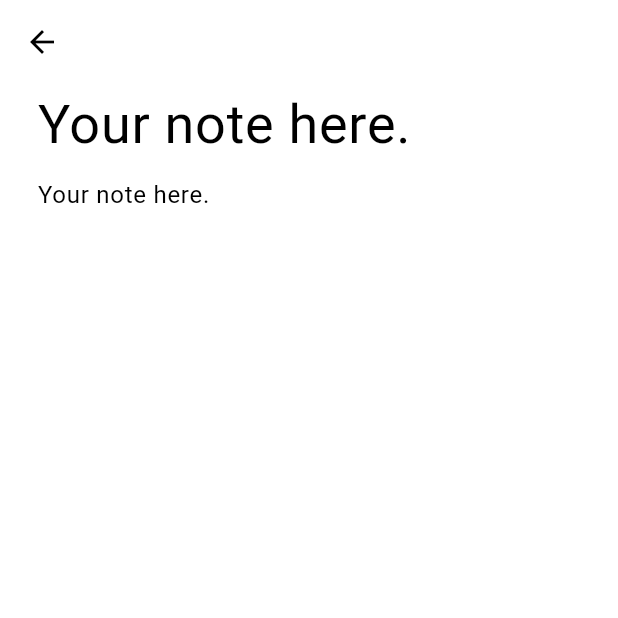
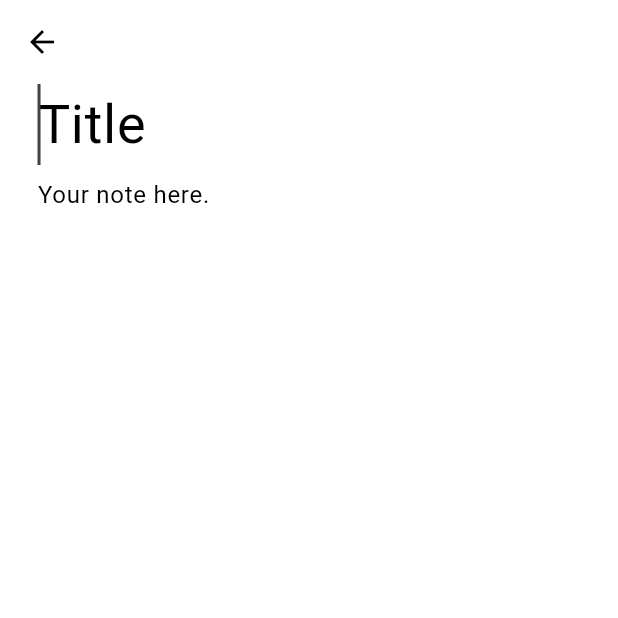
Before and after one commit to teamcutter/flutter-note-app, a Flutter app: the AddNotePage screen opened directly, on a phone screen of 412 x 824 dp, the top half of it. Run offline on Flutter 3.47's test engine with Material 3 defaults, Android fonts, the phone set to English and light mode, and no system bars; our stand-ins replace google_fonts, isar, jiffy; accounts and stored records are empty; generated files the repository leaves out were written again.

Commit message:
minor update: added autofocus for title TextField

```diff
--- a/lib/pages/add_note_page.dart
+++ b/lib/pages/add_note_page.dart
@@ -36,22 +36,21 @@ class _NotesPageState extends State<AddNotePage> {
               padding: const EdgeInsets.only(left: 25),
               child: TextField(
                 maxLines: null,
+                autofocus: true,
                 style: GoogleFonts.dmSerifText(
                   fontSize: 36,
                   color: Theme.of(context).colorScheme.inversePrimary
                 ),
                 decoration: InputDecoration.collapsed(
-                  hintText: widget.note.text
+                  hintText: widget.note.title
                 ),
                 controller: _titleController,
                 cursorColor: Theme.of(context).colorScheme.inversePrimary,
               ),
             ),
             Expanded(
-              child: Column(
-                children: [
               // Body text
-                  Padding(
+              child: Padding(
                 padding: const EdgeInsets.only(top: 8, left: 25, right: 25),
                 child: TextField(
                     maxLines: null,
@@ -66,8 +65,6 @@ class _NotesPageState extends State<AddNotePage> {
                   cursorColor: Theme.of(context).colorScheme.inversePrimary,
                 ),
               ),
-                ],
-              )
             )
           ],
         ),
--- a/lib/pages/update_note_page.dart
+++ b/lib/pages/update_note_page.dart
@@ -54,9 +54,7 @@ class _NotesPageState extends State<UpdateNotePage> {
             ),
             Expanded(
               // Body text
-              child: Column(
-                children: [
-                  Padding(
+              child: Padding(
                 padding: const EdgeInsets.only(top: 8, left: 25, right: 25),
                 child: TextField(
                     maxLines: null,
@@ -71,8 +69,6 @@ class _NotesPageState extends State<UpdateNotePage> {
                   cursorColor: Theme.of(context).colorScheme.inversePrimary,
                 ),
               ),
-                ],
-              )
             )
           ],
         ),
```
Lines whose indentation alone changed are shown as unchanged.
